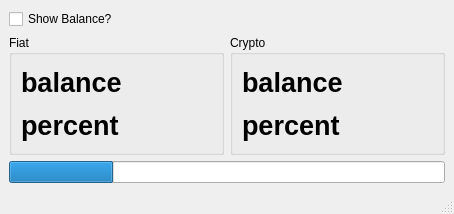
Qt form mainwindow.ui (coreanq/cost_averaging) before a commit.
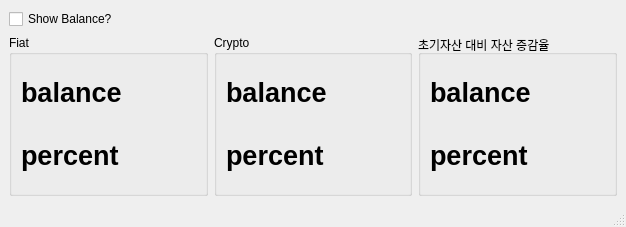
The same form after that commit.

Commit message: shannon's demon 사용 시 예상 자산 증감율 표시

Diff of the .ui file:
```diff
--- a/mainwindow.ui
+++ b/mainwindow.ui
@@ -6,8 +6,8 @@
    <rect>
     <x>0</x>
     <y>0</y>
-    <width>454</width>
-    <height>214</height>
+    <width>626</width>
+    <height>227</height>
    </rect>
   </property>
   <property name="windowTitle">
@@ -15,7 +15,7 @@
   </property>
   <widget class="QWidget" name="centralwidget">
    <layout class="QGridLayout" name="gridLayout">
-    <item row="0" column="0" colspan="2">
+    <item row="0" column="0">
      <widget class="QCheckBox" name="chkShowBalance">
       <property name="text">
        <string>Show Balance?</string>
@@ -96,17 +96,41 @@
       </layout>
      </widget>
     </item>
-    <item row="2" column="0" colspan="2">
-     <widget class="QProgressBar" name="progressBar">
-      <property name="autoFillBackground">
-       <bool>false</bool>
+    <item row="1" column="2">
+     <widget class="QGroupBox" name="groupBox_3">
+      <property name="title">
+       <string>초기자산 대비 자산 증감율</string>
       </property>
-      <property name="value">
-       <number>24</number>
-      </property>
-      <property name="textVisible">
-       <bool>false</bool>
-      </property>
+      <layout class="QVBoxLayout" name="verticalLayout_3">
+       <item>
+        <widget class="QLabel" name="lblOriBalance">
+         <property name="font">
+          <font>
+           <pointsize>20</pointsize>
+           <weight>75</weight>
+           <bold>true</bold>
+          </font>
+         </property>
+         <property name="text">
+          <string>balance</string>
+         </property>
+        </widget>
+       </item>
+       <item>
+        <widget class="QLabel" name="lblOriPercent">
+         <property name="font">
+          <font>
+           <pointsize>20</pointsize>
+           <weight>75</weight>
+           <bold>true</bold>
+          </font>
+         </property>
+         <property name="text">
+          <string>percent</string>
+         </property>
+        </widget>
+       </item>
+      </layout>
      </widget>
     </item>
    </layout>
```
Left out of the diff: 4 changed lines with no effect on the pictures. The commit also changes 2 other files.
